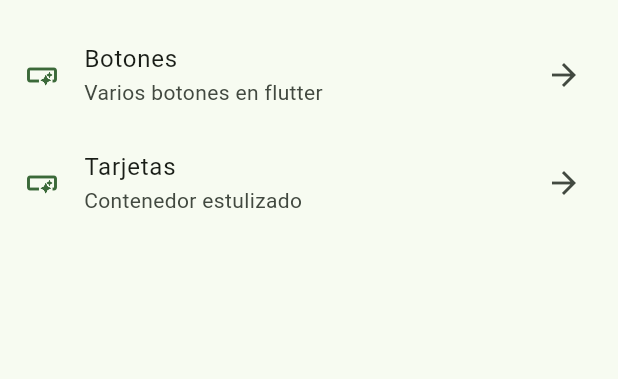
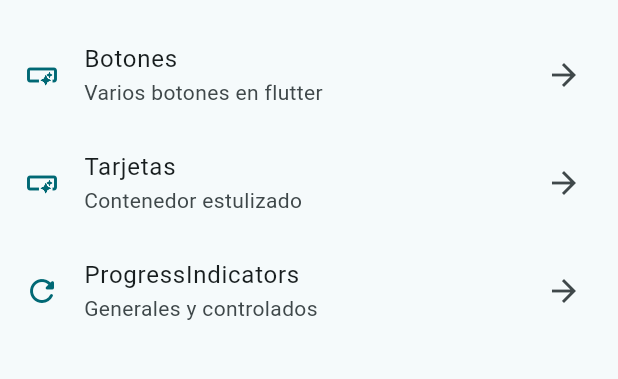
Before and after one commit to Mikkopk48/widgets-app, a Flutter app: the screen it shows after launch, on a phone screen of 412 x 824 dp, the part 63-442 px from its top. Run offline on Flutter 3.47's test engine with Material 3 defaults, Android fonts, the light colour scheme and no system bars; our stand-ins replace go_router.

Commit message:
progress inicator screen

```diff
--- a/lib/config/menu/menu_items.dart
+++ b/lib/config/menu/menu_items.dart
@@ -27,4 +27,10 @@ List<MenuItem> appMenuItems = [
     link: '/cards',
     icon: Icons.smart_button_outlined,
   ),
+  MenuItem(
+    title: 'ProgressIndicators',
+    subTitle: 'Generales y controlados',
+    link: '/progress',
+    icon: Icons.refresh_rounded,
+  ),
 ];
--- a/lib/config/router/app_router.dart
+++ b/lib/config/router/app_router.dart
@@ -2,17 +2,29 @@ import 'package:go_router/go_router.dart';
 import 'package:widgets_app/presentation/screens/buttons/buttons_screen.dart';
 import 'package:widgets_app/presentation/screens/cards/cards_screen.dart';
 import 'package:widgets_app/presentation/screens/home/home_screen.dart';
+import 'package:widgets_app/presentation/screens/screens.dart';
 
 final appRouter = GoRouter(
   routes: [
-    GoRoute(path: '/',
-    name:HomeScreen.name,
-    builder: (context, state) => const HomeScreen()),
-    GoRoute(path: '/buttons',
-    name: ButtonsScreen.name,
-    builder: (context, state) => const ButtonsScreen()),
-    GoRoute(path: '/cards',
-    name:CardsScreen.name,
-    builder: (context, state) => const CardsScreen()),
+    GoRoute(
+      path: '/',
+      name: HomeScreen.name,
+      builder: (context, state) => const HomeScreen(),
+    ),
+    GoRoute(
+      path: '/buttons',
+      name: ButtonsScreen.name,
+      builder: (context, state) => const ButtonsScreen(),
+    ),
+    GoRoute(
+      path: '/cards',
+      name: CardsScreen.name,
+      builder: (context, state) => const CardsScreen(),
+    ),
+    GoRoute(
+      path: '/progress',
+      name: ProgressScreen.name,
+      builder: (context, state) => const ProgressScreen(),
+    ),
   ],
 );
--- a/lib/main.dart
+++ b/lib/main.dart
@@ -17,7 +17,7 @@ class MainApp extends StatelessWidget {
     return MaterialApp.router(
       routerConfig: appRouter,
       debugShowCheckedModeBanner: false,
-      theme: AppTheme(selectedColor: 3).getTheme(),
+      theme: AppTheme(selectedColor: 4).getTheme(),
     );
   }
 }
--- a/lib/presentation/screens/home/home_screen.dart
+++ b/lib/presentation/screens/home/home_screen.dart
@@ -41,12 +41,12 @@ class _CustomListTile extends StatelessWidget {
 
   @override
   Widget build(BuildContext context) {
-    final color = Theme.of(context).colorScheme;
+    final colors = Theme.of(context).colorScheme;
     return ListTile(
       title: Text(menuItem.title),
       trailing: const Icon(Icons.arrow_forward_outlined),
       subtitle: Text(menuItem.subTitle),
-      leading: Icon(menuItem.icon, color: color.primary),
+      leading: Icon(menuItem.icon, color: colors.primary),
       onTap: () {
         // Navigator.of(
         //   context,
```
Also changed, not shown: lib/presentation/progress/progress_screen.dart (+65 -0 lines), lib/presentation/screens/home/app_tutorial/app_tutorial_screen.dart (+11 -0 lines), lib/presentation/screens/infinite_scroll/infinite_scroll_screen.dart (+11 -0 lines), lib/presentation/screens/screens.dart (+9 -3 lines).
